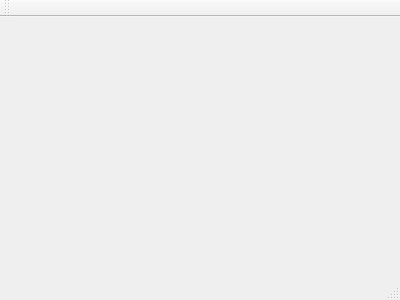
The window that mainwindow.ui (TheRealMazur/Gcode_renamer) describes before a commit, drawn with Qt 5.
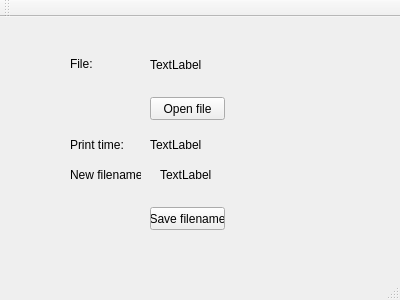
The same window after the commit.

Commit message: Rough sketch and file opening dialog

Diff of the .ui file:
```diff
--- a/mainwindow.ui
+++ b/mainwindow.ui
@@ -12,13 +12,133 @@
   <property name="windowTitle" >
    <string>MainWindow</string>
   </property>
-  <widget class="QMenuBar" name="menuBar" />
-  <widget class="QToolBar" name="mainToolBar" />
-  <widget class="QWidget" name="centralWidget" />
-  <widget class="QStatusBar" name="statusBar" />
+  <widget class="QWidget" name="centralWidget">
+   <widget class="QPushButton" name="openButton">
+    <property name="geometry">
+     <rect>
+      <x>150</x>
+      <y>80</y>
+      <width>75</width>
+      <height>23</height>
+     </rect>
+    </property>
+    <property name="text">
+     <string>Open file</string>
+    </property>
+   </widget>
+   <widget class="QLabel" name="label">
+    <property name="geometry">
+     <rect>
+      <x>70</x>
+      <y>120</y>
+      <width>61</width>
+      <height>16</height>
+     </rect>
+    </property>
+    <property name="text">
+     <string>Print time:</string>
+    </property>
+   </widget>
+   <widget class="QLabel" name="printTimeText">
+    <property name="geometry">
+     <rect>
+      <x>150</x>
+      <y>120</y>
+      <width>131</width>
+      <height>16</height>
+     </rect>
+    </property>
+    <property name="text">
+     <string>TextLabel</string>
+    </property>
+   </widget>
+   <widget class="QLabel" name="label_3">
+    <property name="geometry">
+     <rect>
+      <x>70</x>
+      <y>150</y>
+      <width>71</width>
+      <height>16</height>
+     </rect>
+    </property>
+    <property name="text">
+     <string>New filename:</string>
+    </property>
+   </widget>
+   <widget class="QLabel" name="newFilenameText">
+    <property name="geometry">
+     <rect>
+      <x>160</x>
+      <y>150</y>
+      <width>131</width>
+      <height>16</height>
+     </rect>
+    </property>
+    <property name="text">
+     <string>TextLabel</string>
+    </property>
+   </widget>
+   <widget class="QPushButton" name="pushButton_2">
+    <property name="geometry">
+     <rect>
+      <x>150</x>
+      <y>190</y>
+      <width>75</width>
+      <height>23</height>
+     </rect>
+    </property>
+    <property name="text">
+     <string>Save filename</string>
+    </property>
+   </widget>
+   <widget class="QLabel" name="filenameText">
+    <property name="geometry">
+     <rect>
+      <x>150</x>
+      <y>40</y>
+      <width>131</width>
+      <height>16</height>
+     </rect>
+    </property>
+    <property name="text">
+     <string>TextLabel</string>
+    </property>
+   </widget>
+   <widget class="QLabel" name="label_6">
+    <property name="geometry">
+     <rect>
+      <x>70</x>
+      <y>40</y>
+      <width>47</width>
+      <height>13</height>
+     </rect>
+    </property>
+    <property name="text">
+     <string>File:</string>
+    </property>
+   </widget>
+  </widget>
+  <widget class="QMenuBar" name="menuBar">
+   <property name="geometry">
+    <rect>
+     <x>0</x>
+     <y>0</y>
+     <width>400</width>
+     <height>21</height>
+    </rect>
+   </property>
+  </widget>
+  <widget class="QToolBar" name="mainToolBar">
+   <attribute name="toolBarArea">
+    <enum>TopToolBarArea</enum>
+   </attribute>
+   <attribute name="toolBarBreak">
+    <bool>false</bool>
+   </attribute>
+  </widget>
+  <widget class="QStatusBar" name="statusBar"/>
  </widget>
- <layoutDefault spacing="6" margin="11" />
- <pixmapfunction></pixmapfunction>
+ <layoutdefault spacing="6" margin="11"/>
  <resources/>
  <connections/>
 </ui>
```
Left out of the diff: 7 changed lines with no effect on the pictures. The commit also changes 2 other files.
